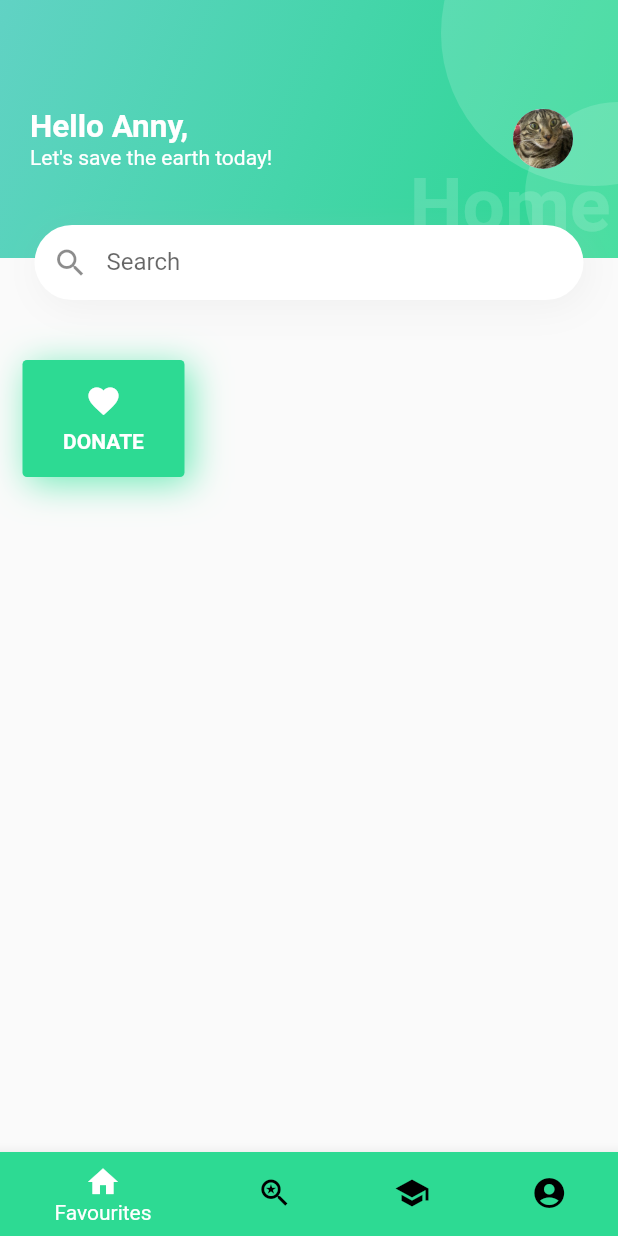
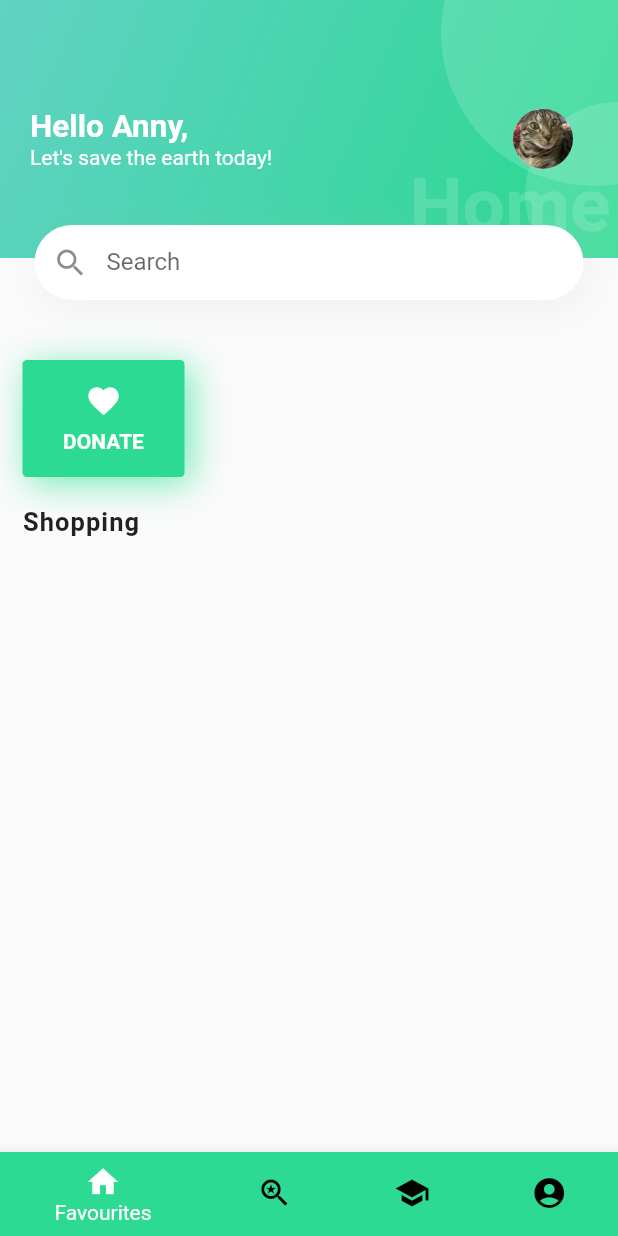
Before and after one commit to CarbonEconomy/CarbonEconomy, a Flutter app: the screen it shows after launch, on a phone screen of 412 x 824 dp. Run offline on Flutter 3.47's test engine with Material 2 defaults, Android fonts, the light colour scheme and no system bars.

Commit message:
add shopping section

```diff
--- a/green_pouch/lib/favourites/view.dart
+++ b/green_pouch/lib/favourites/view.dart
@@ -1,6 +1,5 @@
 import 'package:flutter/material.dart';
 import 'package:green_pouch/favourites/widgets/fav_box.dart';
-
 
 class FavouritesView extends StatelessWidget {
   @override
@@ -8,13 +7,38 @@ class FavouritesView extends StatelessWidget {
     return Padding(
       padding: EdgeInsets.all(15.0),
       child: Column(
+        mainAxisAlignment: MainAxisAlignment.start,
+        crossAxisAlignment: CrossAxisAlignment.start,
         children: [
           Container(
             height: 20,
           ),
           Box(),
+          Container(
+            height: 20,
+          ),
+          Title("Shopping"),
         ],
       ),
     );
   }
 }
+
+class Title extends StatelessWidget {
+  String text;
+
+  Title(this.text);
+
+  @override
+  Widget build(BuildContext context) {
+    return Text(
+      text,
+      style: TextStyle(
+        fontSize: 17,
+        fontWeight: FontWeight.bold,
+        letterSpacing: 0.7,
+      ),
+      textAlign: TextAlign.left,
+    );
+  }
+}
```
Also changed, not shown: green_pouch/lib/favourites/widgets/shopping.dart (added).
